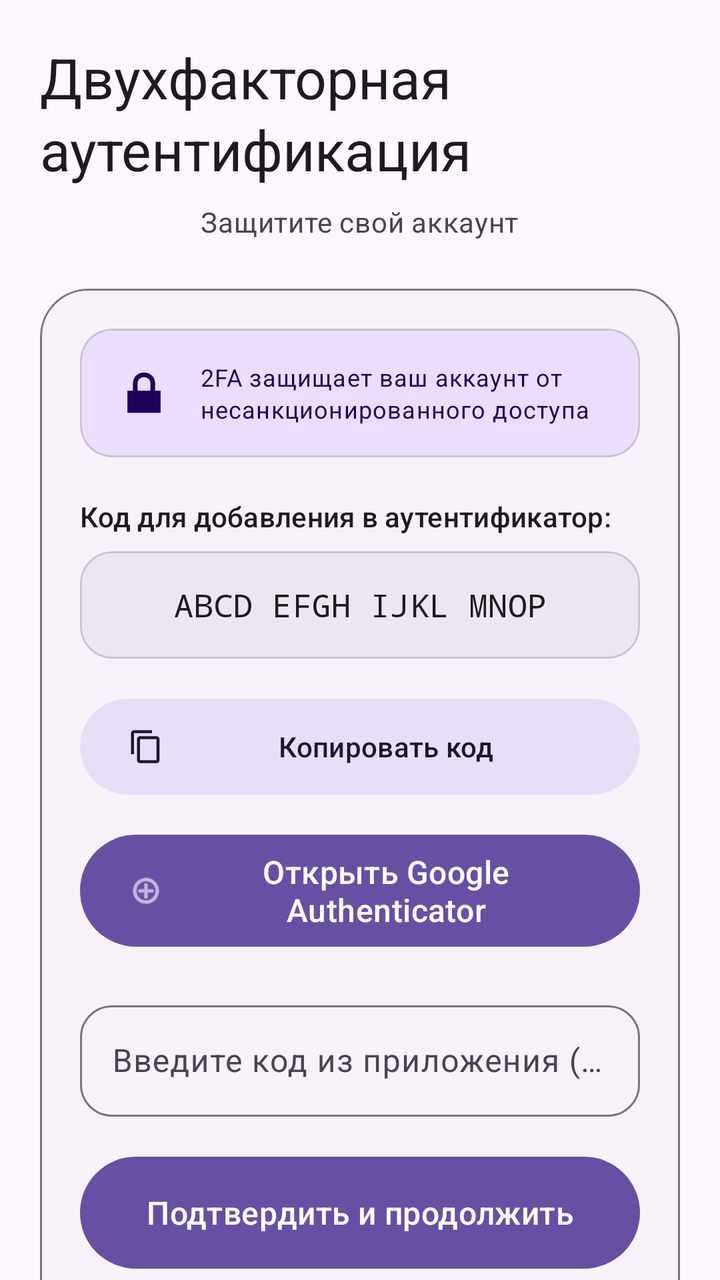
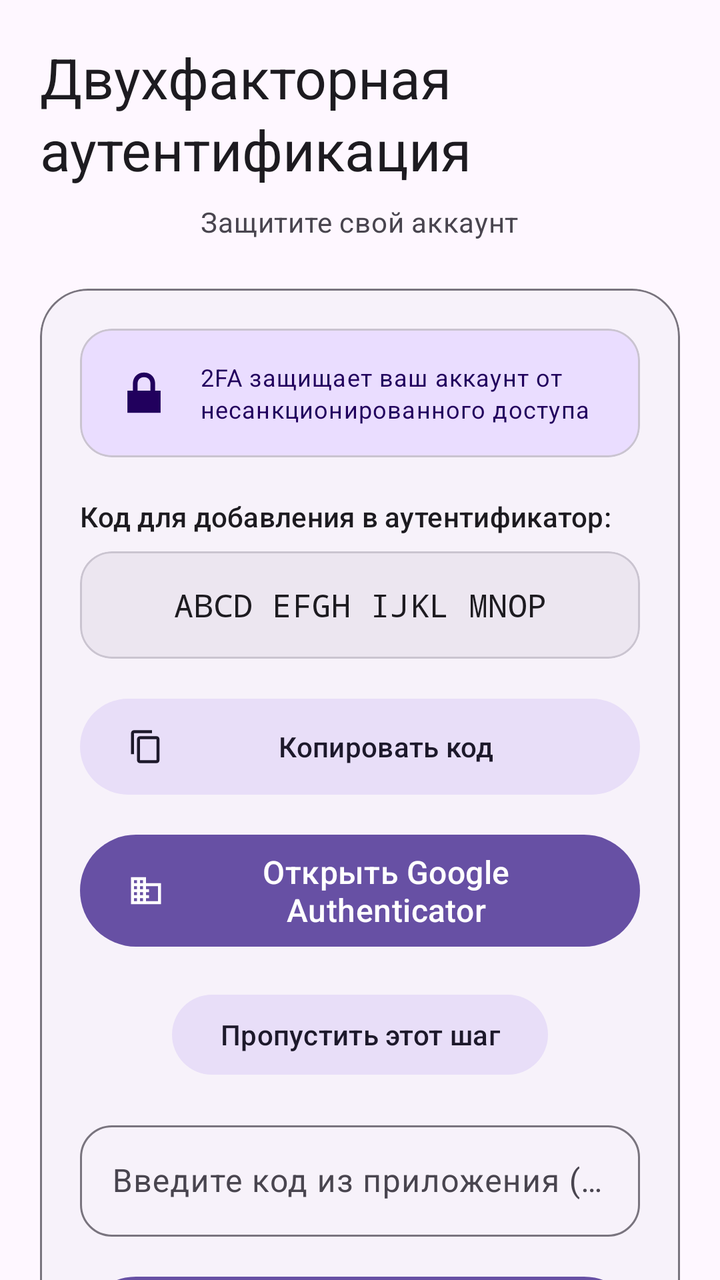

Screens rendered from an Android XML layout before and after an edit, with the pre-edit source and the edit as a unified diff.
<!-- AndroidManifest.xml: application theme Theme.BarkfluffClientAndroid -->
<!-- res/layout/step_register_08_2fa.xml -->
<?xml version="1.0" encoding="utf-8"?>
<androidx.core.widget.NestedScrollView xmlns:android="http://schemas.android.com/apk/res/android"
    xmlns:app="http://schemas.android.com/apk/res-auto"
    android:layout_width="match_parent"
    android:layout_height="match_parent"
    android:fillViewport="true">

    <LinearLayout
        android:layout_width="match_parent"
        android:layout_height="wrap_content"
        android:gravity="center"
        android:orientation="vertical"
        android:padding="20dp">

        
        <TextView
            android:layout_width="wrap_content"
            android:layout_height="wrap_content"
            android:layout_marginBottom="8dp"
            android:text="Двухфакторная аутентификация"
            android:textAppearance="?attr/textAppearanceHeadlineMedium"
            android:textColor="?attr/colorOnSurface" />

        
        <TextView
            android:layout_width="wrap_content"
            android:layout_height="wrap_content"
            android:layout_marginBottom="24dp"
            android:text="Защитите свой аккаунт"
            android:textAppearance="?attr/textAppearanceBodyMedium"
            android:textColor="?attr/colorOnSurfaceVariant" />

        
        <com.google.android.material.card.MaterialCardView
            android:layout_width="match_parent"
            android:layout_height="wrap_content"
            app:cardBackgroundColor="?attr/colorSurfaceContainerLow"
            app:cardCornerRadius="24dp"
            app:cardElevation="0dp"
            app:strokeColor="?attr/colorOutline"
            app:strokeWidth="1dp">

            <LinearLayout
                android:layout_width="match_parent"
                android:layout_height="wrap_content"
                android:orientation="vertical"
                android:padding="20dp">

            
            <com.google.android.material.card.MaterialCardView
                android:layout_width="match_parent"
                android:layout_height="wrap_content"
                android:layout_marginBottom="20dp"
                app:cardBackgroundColor="?attr/colorPrimaryContainer"
                app:cardCornerRadius="16dp"
                app:cardElevation="0dp">

                <LinearLayout
                    android:layout_width="match_parent"
                    android:layout_height="wrap_content"
                    android:gravity="center"
                    android:orientation="horizontal"
                    android:padding="16dp">

                    <ImageView
                        android:layout_width="32dp"
                        android:layout_height="32dp"
                        android:src="@android:drawable/ic_lock_lock"
                        app:tint="?attr/colorOnPrimaryContainer" />

                    <TextView
                        android:layout_width="0dp"
                        android:layout_height="wrap_content"
                        android:layout_marginStart="12dp"
                        android:layout_weight="1"
                        android:text="2FA защищает ваш аккаунт от несанкционированного доступа"
                        android:textAppearance="?attr/textAppearanceBodySmall"
                        android:textColor="?attr/colorOnPrimaryContainer" />

                </LinearLayout>

            </com.google.android.material.card.MaterialCardView>

            
            <TextView
                android:layout_width="wrap_content"
                android:layout_height="wrap_content"
                android:text="Код для добавления в аутентификатор:"
                android:textAppearance="?attr/textAppearanceLabelLarge"
                android:textColor="?attr/colorOnSurface" />

            <com.google.android.material.card.MaterialCardView
                android:layout_width="match_parent"
                android:layout_height="wrap_content"
                android:layout_marginTop="8dp"
                android:layout_marginBottom="16dp"
                app:cardBackgroundColor="?attr/colorSurfaceContainerHigh"
                app:cardCornerRadius="16dp"
                app:cardElevation="0dp">

                <TextView
                    android:id="@+id/twoFaSecretCode"
                    android:layout_width="match_parent"
                    android:layout_height="wrap_content"
                    android:fontFamily="monospace"
                    android:gravity="center"
                    android:padding="16dp"
                    android:text="ABCD EFGH IJKL MNOP"
                    android:textAppearance="?attr/textAppearanceTitleMedium"
                    android:textColor="?attr/colorOnSurface"
                    android:textIsSelectable="true" />

            </com.google.android.material.card.MaterialCardView>

            
            <com.google.android.material.button.MaterialButton
                android:id="@+id/copyCodeButton"
                style="@style/Widget.Material3.Button.TonalButton"
                android:layout_width="match_parent"
                android:layout_height="56dp"
                android:layout_marginBottom="12dp"
                android:text="Копировать код"
                android:textAllCaps="false"
                app:cornerRadius="28dp"
                app:icon="@drawable/ic_copy_content" />

            
            <com.google.android.material.button.MaterialButton
                android:id="@+id/openAuthenticatorButton"
                android:layout_width="match_parent"
                android:layout_height="64dp"
                android:text="Открыть Google Authenticator"
                android:textAllCaps="false"
                android:textAppearance="?attr/textAppearanceTitleMedium"
                app:cornerRadius="32dp"
                app:icon="@android:drawable/ic_menu_add" />

            
            <com.google.android.material.textfield.TextInputLayout
                android:id="@+id/otpCodeInputLayout"
                style="@style/Widget.Material3.TextInputLayout.OutlinedBox"
                android:layout_width="match_parent"
                android:layout_height="wrap_content"
                android:layout_marginTop="20dp"
                android:hint="Введите код из приложения (6 цифр)"
                app:boxCornerRadiusBottomEnd="16dp"
                app:boxCornerRadiusBottomStart="16dp"
                app:boxCornerRadiusTopEnd="16dp"
                app:boxCornerRadiusTopStart="16dp">

                <com.google.android.material.textfield.TextInputEditText
                    android:id="@+id/otpCodeEditText"
                    android:layout_width="match_parent"
                    android:layout_height="wrap_content"
                    android:inputType="number"
                    android:maxLength="6" />

            </com.google.android.material.textfield.TextInputLayout>

            <TextView
                android:id="@+id/otpErrorText"
                android:layout_width="wrap_content"
                android:layout_height="wrap_content"
                android:layout_marginTop="8dp"
                android:textColor="?attr/colorError"
                android:textAppearance="?attr/textAppearanceLabelSmall"
                android:visibility="gone" />

            
            <com.google.android.material.button.MaterialButton
                android:id="@+id/verifyOtpButton"
                android:layout_width="match_parent"
                android:layout_height="64dp"
                android:layout_marginTop="16dp"
                android:text="Подтвердить и продолжить"
                android:textAllCaps="false"
                android:textAppearance="?attr/textAppearanceTitleMedium"
                app:cornerRadius="32dp" />

            
            <com.google.android.material.button.MaterialButton
                android:id="@+id/skip2faButton"
                style="@style/Widget.Material3.Button.TextButton"
                android:layout_width="wrap_content"
                android:layout_height="wrap_content"
                android:layout_gravity="center_horizontal"
                android:layout_marginTop="8dp"
                android:text="Пропустить"
                android:textAllCaps="false" />

            </LinearLayout>

        </com.google.android.material.card.MaterialCardView>

    </LinearLayout>

</androidx.core.widget.NestedScrollView>
<!-- resources referenced by this layout -->
<resources>
  <!-- drawable ic_copy_content (drawable) -->
  <?xml version="1.0" encoding="utf-8"?>
  <vector xmlns:android="http://schemas.android.com/apk/res/android"
      android:width="24dp"
      android:height="24dp"
      android:viewportWidth="24"
      android:viewportHeight="24">
      <path
          android:fillColor="?attr/colorOnSurface"
          android:pathData="M16,1H4C2.9,1 2,1.9 2,3v14h2V3h12V1zM19,5H8C6.9,5 6,5.9 6,7v14c0,1.1 0.9,2 2,2h11c1.1,0 2,-0.9 2,-2V7C21,5.9 20.1,5 19,5zM19,21H8V7h11V21z"/>
  </vector>
  <style name="Theme.BarkfluffClientAndroid" parent="Base.Theme.BarkfluffClientAndroid" />
  <style name="Base.Theme.BarkfluffClientAndroid" parent="Theme.Material3.DayNight.NoActionBar">
          
          <item name="android:windowLayoutInDisplayCutoutMode" tools:targetApi="p">shortEdges</item>
          <item name="android:statusBarColor">@android:color/transparent</item>
          <item name="android:navigationBarColor">@android:color/transparent</item>
          <item name="android:windowBackground">?android:attr/colorBackground</item>
          
          
          <item name="shapeAppearanceSmallComponent">@style/ShapeAppearance.Material3.SmallComponent</item>
          <item name="shapeAppearanceMediumComponent">@style/ShapeAppearance.Material3.MediumComponent</item>
          <item name="shapeAppearanceLargeComponent">@style/ShapeAppearance.Material3.LargeComponent</item>
          
          
          <item name="textAppearanceDisplayLarge">@style/TextAppearance.Material3.DisplayLarge</item>
          <item name="textAppearanceHeadlineLarge">@style/TextAppearance.Material3.HeadlineLarge</item>
          <item name="textAppearanceTitleLarge">@style/TextAppearance.Material3.TitleLarge</item>
      </style>
</resources>

<!-- the commit's change to res/layout/step_register_08_2fa.xml (unified diff, before → after) -->
@@ -133,7 +133,19 @@
                 android:textAllCaps="false"
                 android:textAppearance="?attr/textAppearanceTitleMedium"
                 app:cornerRadius="32dp"
-                app:icon="@android:drawable/ic_menu_add" />
+                app:icon="@drawable/ic_grid" />
+
+            
+            <com.google.android.material.button.MaterialButton
+                android:id="@+id/skip2faButton"
+                style="@style/Widget.Material3.Button.TonalButton"
+                android:layout_width="wrap_content"
+                android:layout_height="wrap_content"
+                android:layout_gravity="center_horizontal"
+                android:layout_marginTop="16dp"
+                android:layout_marginBottom="8dp"
+                android:text="Пропустить этот шаг"
+                android:textAllCaps="false" />
 
             
             <com.google.android.material.textfield.TextInputLayout
@@ -141,7 +153,7 @@
                 style="@style/Widget.Material3.TextInputLayout.OutlinedBox"
                 android:layout_width="match_parent"
                 android:layout_height="wrap_content"
-                android:layout_marginTop="20dp"
+                android:layout_marginTop="8dp"
                 android:hint="Введите код из приложения (6 цифр)"
                 app:boxCornerRadiusBottomEnd="16dp"
                 app:boxCornerRadiusBottomStart="16dp"
@@ -172,21 +184,10 @@
                 android:layout_width="match_parent"
                 android:layout_height="64dp"
                 android:layout_marginTop="16dp"
-                android:text="Подтвердить и продолжить"
+                android:text="Далее"
                 android:textAllCaps="false"
                 android:textAppearance="?attr/textAppearanceTitleMedium"
                 app:cornerRadius="32dp" />
-
-            
-            <com.google.android.material.button.MaterialButton
-                android:id="@+id/skip2faButton"
-                style="@style/Widget.Material3.Button.TextButton"
-                android:layout_width="wrap_content"
-                android:layout_height="wrap_content"
-                android:layout_gravity="center_horizontal"
-                android:layout_marginTop="8dp"
-                android:text="Пропустить"
-                android:textAllCaps="false" />
 
             </LinearLayout>
 
<!-- resource entries referenced after the edit -->
@@ -10,6 +10,17 @@
       <path
           android:fillColor="?attr/colorOnSurface"
           android:pathData="M16,1H4C2.9,1 2,1.9 2,3v14h2V3h12V1zM19,5H8C6.9,5 6,5.9 6,7v14c0,1.1 0.9,2 2,2h11c1.1,0 2,-0.9 2,-2V7C21,5.9 20.1,5 19,5zM19,21H8V7h11V21z"/>
+  </vector>
+  <!-- drawable ic_grid (drawable) -->
+  <?xml version="1.0" encoding="utf-8"?>
+  <vector xmlns:android="http://schemas.android.com/apk/res/android"
+      android:width="24dp"
+      android:height="24dp"
+      android:viewportWidth="24"
+      android:viewportHeight="24">
+      <path
+          android:fillColor="?attr/colorOnSurface"
+          android:pathData="M12,7V3H2v18h20V7H12zM6,19H4v-2h2V19zM6,15H4v-2h2V15zM6,11H4V9h2V11zM6,7H4V5h2V7zM10,19H8v-2h2V19zM10,15H8v-2h2V15zM10,11H8V9h2V11zM10,7H8V5h2V7zM20,19h-8v-2h2v-2h-2v-2h2V11h-2V9h8V19z"/>
   </vector>
   <style name="Theme.BarkfluffClientAndroid" parent="Base.Theme.BarkfluffClientAndroid" />
   <style name="Base.Theme.BarkfluffClientAndroid" parent="Theme.Material3.DayNight.NoActionBar">
